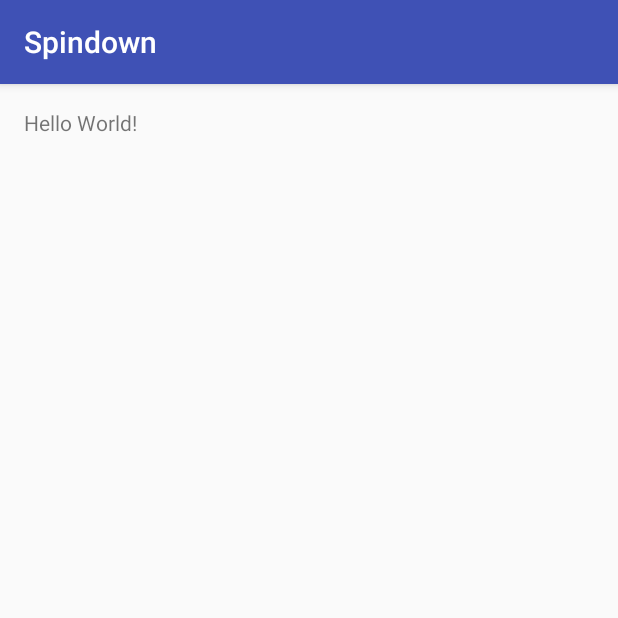
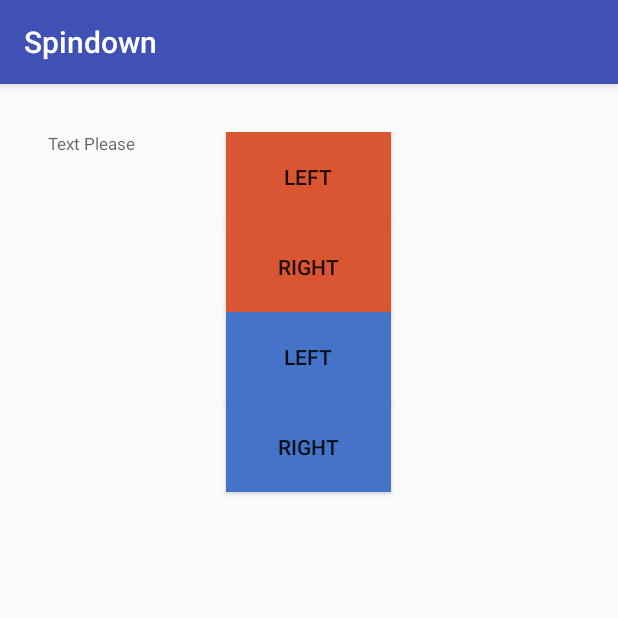
Before and after one commit to changwinstonr/AntediluvianYawgmoth, an Android app: the screen it shows after launch (MainActivity), on a phone screen of 412 x 824 dp, the top half of it. Run offline under Robolectric (Android 15) with nearby library versions, the phone set to English and light mode, and no system bars.

Commit message:
Add fragment logic for 1 player; simplified version

```diff
--- /dev/null
+++ b/Spindown/Spindown/app/src/main/java/badassapps/aaron/spindown/LifeCounterFragment.java
@@ -0,0 +1,93 @@
+package badassapps.aaron.spindown;
+
+import android.app.Fragment;
+import android.os.Bundle;
+import android.view.LayoutInflater;
+import android.view.View;
+import android.view.ViewGroup;
+import android.widget.Button;
+import android.widget.TextView;
+
+/**
+ * Created by aaron on 6/17/2016.
+ */
+public class LifeCounterFragment extends Fragment {
+
+    Button getBottomRight, getBottomLeft, getTopRight, getTopLeft;
+//    TextView getTopPlayerTop, getTopPlayerBottom, getBottomPlayerBottom, getBottomPlayerTop;
+    TextView tv;
+    int counterPlayerOne, counterPlayerTwo;
+
+    @Override
+    public void onCreate(Bundle savedInstanceState) {
+        super.onCreate(savedInstanceState);
+        counterPlayerOne = 0;
+        counterPlayerTwo = 0;
+    }
+
+    @Override
+    public View onCreateView(LayoutInflater inflater, ViewGroup container, Bundle
+            savedInstanceState) {
+        View view = inflater.inflate(R.layout.life_counter_fragment, container, false);
+
+
+        getBottomRight = (Button) view.findViewById(R.id.bottomRight);
+        getBottomLeft = (Button) view.findViewById(R.id.bottomLeft);
+        getTopRight = (Button) view.findViewById(R.id.topRight);
+        getTopLeft = (Button) view.findViewById(R.id.topLeft);
+        tv = (TextView) view.findViewById(R.id.textView);
+
+//        getTopPlayerTop = (TextView) view.findViewById(R.id.topPlayerTop);
+//        getTopPlayerBottom = (TextView) view.findViewById(R.id.topPlayerBottom);
+//        getBottomPlayerTop = (TextView) view.findViewById(R.id.bottomPlayerTop);
+//        getBottomPlayerBottom = (TextView) view.findViewById(R.id.bottomPlayerBottom);
+
+        //Add to 2nd player life
+        getBottomLeft.setOnClickListener(new View.OnClickListener(){
+            @Override
+            public void onClick(View v){
+                counterPlayerTwo+=1;
+                String counter = Integer.toString(counterPlayerTwo);
+                tv.setText(counter);
+            }
+        });
+
+        //Subtract to 2nd player life
+        getBottomRight.setOnClickListener(new View.OnClickListener(){
+            @Override
+            public void onClick(View v){
+                counterPlayerTwo-=1;
+                String counter = Integer.toString(counterPlayerTwo);
+                tv.setText(counter);
+            }
+        });
+
+        //Add to 1st player life
+        getTopLeft.setOnClickListener(new View.OnClickListener(){
+            @Override
+            public void onClick(View v){
+                counterPlayerOne+=1;
+                String counter = Integer.toString(counterPlayerOne);
+                tv.setText(counter);
+
+            }
+        });
+
+        //Subtract to 1st player life
+        getTopRight.setOnClickListener(new View.OnClickListener(){
+            @Override
+            public void onClick(View v){
+                counterPlayerOne-=1;
+                String counter = Integer.toString(counterPlayerOne);
+                tv.setText(counter);
+            }
+        });
+
+
+
+        return view;
+    }
+
+
+
+}
--- a/Spindown/Spindown/app/src/main/java/badassapps/aaron/spindown/MainActivity.java
+++ b/Spindown/Spindown/app/src/main/java/badassapps/aaron/spindown/MainActivity.java
@@ -1,15 +1,25 @@
 package badassapps.aaron.spindown;
 
+import android.app.Fragment;
+import android.app.FragmentManager;
 import android.support.v7.app.AppCompatActivity;
 import android.os.Bundle;
 
 public class MainActivity extends AppCompatActivity {
 
 
-
     @Override
     protected void onCreate(Bundle savedInstanceState) {
         super.onCreate(savedInstanceState);
         setContentView(R.layout.activity_main);
+
+        FragmentManager fragmentManager = getFragmentManager();
+
+        Fragment fragment = fragmentManager.findFragmentById(R.id.fragmentHolder);
+
+        if (fragment == null) {
+            fragment = new LifeCounterFragment();
+            fragmentManager.beginTransaction().add(R.id.fragmentHolder, fragment).commit();
+        }
     }
 }
--- a/Spindown/Spindown/app/src/main/res/layout/activity_main.xml
+++ b/Spindown/Spindown/app/src/main/res/layout/activity_main.xml
@@ -2,6 +2,7 @@
 <RelativeLayout
     xmlns:android="http://schemas.android.com/apk/res/android"
     xmlns:tools="http://schemas.android.com/tools"
+    android:id="@+id/fragmentHolder"
     android:layout_width="match_parent"
     android:layout_height="match_parent"
     android:paddingBottom="@dimen/activity_vertical_margin"
@@ -13,5 +14,5 @@
     <TextView
         android:layout_width="wrap_content"
         android:layout_height="wrap_content"
-        android:text="Hello World!"/>
+        />
 </RelativeLayout>
--- /dev/null
+++ b/Spindown/Spindown/app/src/main/res/layout/life_counter_fragment.xml
@@ -0,0 +1,113 @@
+<?xml version="1.0" encoding="utf-8"?>
+<RelativeLayout
+    xmlns:android="http://schemas.android.com/apk/res/android"
+    xmlns:tools="http://schemas.android.com/tools"
+    android:layout_width="match_parent"
+    android:layout_height="match_parent"
+    android:paddingBottom="@dimen/activity_vertical_margin"
+    android:paddingLeft="@dimen/activity_horizontal_margin"
+    android:paddingRight="@dimen/activity_horizontal_margin"
+    android:paddingTop="@dimen/activity_vertical_margin"
+    tools:context="badassapps.aaron.spindown.LifeCounterFragment">
+
+    <TextView
+        android:layout_width="33dp"
+        android:layout_height="33dp"
+        android:hint="Text Please"
+        android:textSize="11dp"
+        android:id="@+id/textView"
+        android:layout_toLeftOf="@+id/topLeft"
+        android:layout_alignParentLeft="true"
+        android:layout_alignParentStart="true"/>
+    <!--<TextView-->
+        <!--android:layout_height="120dp"-->
+        <!--android:layout_width="200dp"-->
+        <!--android:textSize="45dp"-->
+        <!--android:textAlignment="center"-->
+        <!--android:id="@+id/topPlayerTop"-->
+        <!--android:layout_alignTop="@+id/topLeft"-->
+        <!--android:layout_alignLeft="@+id/topLeft"-->
+        <!--android:layout_alignStart="@+id/topLeft"-->
+        <!--android:layout_above="@+id/topPlayerBottom"/>-->
+    <!--<TextView-->
+        <!--android:layout_height="120dp"-->
+        <!--android:layout_width="220dp"-->
+        <!--android:textSize="45dp"-->
+        <!--android:textAlignment="center"-->
+        <!--android:id="@+id/topPlayerBottom"-->
+        <!--android:layout_below="@+id/topLeft"-->
+        <!--android:layout_centerHorizontal="true"/>-->
+    <Button
+        android:layout_height="60dp"
+        android:layout_width="110dp"
+        android:id="@+id/topLeft"
+        android:text="Left"
+        android:textAlignment="gravity"
+        android:background="#da5632"
+        android:layout_alignTop="@+id/textView"
+        android:layout_centerHorizontal="true"/>
+        <!--android:layout_alignLeft="@+id/topPlayerBottom"-->
+        <!--android:layout_alignStart="@+id/topPlayerBottom"-->
+
+    <Button
+        android:layout_height="60dp"
+        android:layout_width="110dp"
+        android:text="Right"
+        android:background="#da5632"
+        android:id="@+id/topRight"
+        android:layout_below="@+id/topLeft"
+        android:layout_centerHorizontal="true"/>
+        <!--android:layout_alignBottom="@+id/topPlayerBottom"-->
+
+    <!--Our bottom half-->
+
+    <!--<TextView-->
+        <!--android:layout_height="120dp"-->
+        <!--android:layout_width="220dp"-->
+        <!--android:textSize="45dp"-->
+        <!--android:textAlignment="center"-->
+        <!--android:background="#53ed6d"-->
+        <!--android:id="@+id/bottomPlayerTop"-->
+        <!--android:layout_alignTop="@+id/bottomLeft"-->
+        <!--android:layout_alignLeft="@+id/bottomLeft"-->
+        <!--android:layout_alignStart="@+id/bottomLeft"-->
+        <!--android:layout_above="@+id/bottomPlayerBottom"/>-->
+    <!--<TextView-->
+        <!--android:layout_height="120dp"-->
+        <!--android:layout_width="220dp"-->
+        <!--android:background="#53ed6d"-->
+        <!--android:textSize="45dp"-->
+        <!--android:textAlignment="center"-->
+        <!--android:id="@+id/bottomPlayerBottom"-->
+        <!--android:layout_alignLeft="@+id/bottomLeft"-->
+        <!--android:layout_alignStart="@+id/bottomLeft"-->
+        <!--android:layout_alignBottom="@+id/bottomRight"-->
+        <!--android:layout_below="@+id/bottomLeft"/>-->
+    <Button
+        android:layout_height="60dp"
+        android:layout_width="110dp"
+        android:id="@+id/bottomLeft"
+        android:text="Left"
+        android:background="#4573c7"
+        android:layout_below="@+id/topRight"
+        android:layout_centerHorizontal="true"/>
+        <!--android:visibility="invisible"-->
+
+        <!--android:layout_below="@+id/topPlayerBottom"-->
+        <!--android:layout_alignLeft="@+id/bottomRight"-->
+        <!--android:layout_alignStart="@+id/bottomRight"-->
+
+
+    <Button
+        android:layout_height="60dp"
+        android:layout_width="110dp"
+        android:background="#4573c7"
+        android:text="Right"
+        android:id="@+id/bottomRight"
+        android:layout_below="@+id/bottomLeft"
+        android:layout_centerHorizontal="true"/>
+        <!--android:visibility="invisible"-->
+
+        <!--android:layout_alignLeft="@+id/topPlayerBottom"/>-->
+
+</RelativeLayout>
```
Also changed, not shown: Spindown/Spindown/app/src/main/AndroidManifest.xml (+0 -8 lines), Spindown/Spindown/app/src/main/java/badassapps/aaron/spindown/DoublePlayer.java (deleted, +0 -13 lines), Spindown/Spindown/app/src/main/java/badassapps/aaron/spindown/QuadPlayer.java (deleted, +0 -13 lines), Spindown/Spindown/app/src/main/java/badassapps/aaron/spindown/SinglePlayer.java (deleted, +0 -13 lines), Spindown/Spindown/app/src/main/java/badassapps/aaron/spindown/TriplePlayer.java (deleted, +0 -13 lines), Spindown/Spindown/app/src/main/res/layout/activity_double_player.xml (deleted, +0 -13 lines), Spindown/Spindown/app/src/main/res/layout/activity_quad_player.xml (deleted, +0 -13 lines), Spindown/Spindown/app/src/main/res/layout/activity_single_player.xml (deleted, +0 -72 lines), Spindown/Spindown/app/src/main/res/layout/activity_triple_player.xml (deleted, +0 -13 lines), 148 other files.
